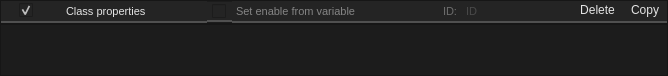
Before: the Qt Designer form src/smartprop_editor/property_frame.ui in dertwist/Hammer5Tools, drawn with Qt 5.
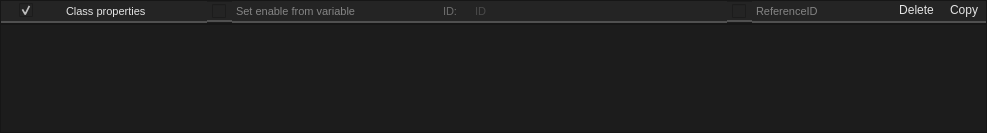
After: the same form once the commit is applied. Icons and pictures are not drawn.

Commit message: Reference bar

The edit to the form file:
```diff
--- a/src/smartprop_editor/property_frame.ui
+++ b/src/smartprop_editor/property_frame.ui
@@ -6,8 +6,8 @@
    <rect>
     <x>0</x>
     <y>0</y>
-    <width>668</width>
-    <height>76</height>
+    <width>987</width>
+    <height>133</height>
    </rect>
   </property>
   <property name="windowTitle">
@@ -661,6 +661,201 @@
         </property>
        </widget>
       </item>
+      <item>
+       <widget class="QToolButton" name="ReferenceID_Clear">
+        <property name="enabled">
+         <bool>true</bool>
+        </property>
+        <property name="focusPolicy">
+         <enum>Qt::FocusPolicy::NoFocus</enum>
+        </property>
+        <property name="styleSheet">
+         <string notr="true">QToolButton {
+    border: 2px solid black;
+    border-radius: 0px;
+    border-color: rgba(80, 80, 80, 255);
+border-left: None;
+border-top: None;
+border-right: None;
+    padding: 2px;
+    color: #E3E3E3;
+    background-color: #242424;
+height:16px;
+width:16px;
+}
+QToolButton:hover {
+    background-color: #414956;
+    color: white;
+}</string>
+        </property>
+        <property name="text">
+         <string/>
+        </property>
+        <property name="icon">
+         <iconset resource="../resources.qrc">
+          <normaloff>:/icons/cancel_16dp_9D9D9D_FILL0_wght400_GRAD0_opsz20.svg</normaloff>:/icons/cancel_16dp_9D9D9D_FILL0_wght400_GRAD0_opsz20.svg</iconset>
+        </property>
+        <property name="iconSize">
+         <size>
+          <width>24</width>
+          <height>24</height>
+         </size>
+        </property>
+       </widget>
+      </item>
+      <item>
+       <widget class="QCheckBox" name="Reference_Enable">
+        <property name="focusPolicy">
+         <enum>Qt::FocusPolicy::NoFocus</enum>
+        </property>
+        <property name="toolTip">
+         <string>&lt;html&gt;&lt;head/&gt;&lt;body&gt;&lt;p&gt;&lt;span style=&quot; font-weight:400;&quot;&gt;Enable set&lt;/span&gt;&lt;/p&gt;&lt;/body&gt;&lt;/html&gt;</string>
+        </property>
+        <property name="styleSheet">
+         <string notr="true">QCheckBox::indicator:checked {
+image: url(://icons/select_check_box_16dp_9D9D9D_FILL0_wght400_GRAD0_opsz20.svg);
+   
+	height:16px;
+	width:16px;
+}
+
+QCheckBox::indicator:unchecked {
+    image: url(://icons/check_box_outline_blank_16dp_9D9D9D_FILL0_wght400_GRAD0_opsz20.svg);
+	height:16px;
+	width:16px;
+}
+
+
+QCheckBox {
+    font: 580  8pt &quot;Segoe UI&quot;;
+    border: 2px solid black;
+    border-radius: 0px;
+    border-color: rgba(80, 80, 80, 255);
+    height:14px;
+    padding-top: 2px;
+    padding-bottom:2px;
+    color: #E3E3E3;
+    padding-left: 4px;
+background-color: #242424;
+}
+QCheckBox:hover {
+    background-color: #414956;
+    color: white;
+}
+QCheckBox{
+	padding-left:5px;
+	border-left: 0px solid black;
+border-right: 0px solid black;
+border-top: 0px solid black;
+}</string>
+        </property>
+        <property name="text">
+         <string/>
+        </property>
+        <property name="checked">
+         <bool>false</bool>
+        </property>
+        <property name="autoRepeat">
+         <bool>false</bool>
+        </property>
+        <property name="autoExclusive">
+         <bool>false</bool>
+        </property>
+        <property name="tristate">
+         <bool>false</bool>
+        </property>
+       </widget>
+      </item>
+      <item>
+       <widget class="QLineEdit" name="ReferenceID">
+        <property name="focusPolicy">
+         <enum>Qt::FocusPolicy::NoFocus</enum>
+        </property>
+        <property name="toolTip">
+         <string>&lt;html&gt;&lt;head/&gt;&lt;body&gt;&lt;p&gt;Variable name and display name&lt;/p&gt;&lt;/body&gt;&lt;/html&gt;</string>
+        </property>
+        <property name="styleSheet">
+         <string notr="true">QLineEdit {
+    font-size: 8pt;
+    font-family: &quot;Segoe UI&quot;;
+    border-top: 0px;
+    border-left: 0px;
+    border-right: 0px;
+    border-bottom: 2px solid rgba(80, 80, 80, 255);
+    border-radius: 0px;
+    padding: 2px;
+    color: #E3E3E3;
+    background-color: #242424;
+}
+
+QLineEdit:focus {
+    border-color: rgba(80, 80, 80, 255);
+}
+
+QLineEdit::selection {
+    background-color: #414956;
+    color: white;
+}</string>
+        </property>
+        <property name="inputMethodHints">
+         <set>Qt::InputMethodHint::ImhLatinOnly|Qt::InputMethodHint::ImhLowercaseOnly</set>
+        </property>
+        <property name="text">
+         <string/>
+        </property>
+        <property name="maxLength">
+         <number>32</number>
+        </property>
+        <property name="readOnly">
+         <bool>true</bool>
+        </property>
+        <property name="placeholderText">
+         <string>ReferenceID</string>
+        </property>
+       </widget>
+      </item>
+      <item>
+       <widget class="QToolButton" name="ReferenceID_Search">
+        <property name="enabled">
+         <bool>true</bool>
+        </property>
+        <property name="focusPolicy">
+         <enum>Qt::FocusPolicy::NoFocus</enum>
+        </property>
+        <property name="styleSheet">
+         <string notr="true">QToolButton {
+    border: 2px solid black;
+    border-radius: 0px;
+    border-color: rgba(80, 80, 80, 255);
+border-left: None;
+border-top: None;
+border-right: None;
+    padding: 2px;
+    color: #E3E3E3;
+    background-color: #242424;
+height:16px;
+width:16px;
+}
+QToolButton:hover {
+    background-color: #414956;
+    color: white;
+}</string>
+        </property>
+        <property name="text">
+         <string/>
+        </property>
+        <property name="icon">
+         <iconset resource="../resources.qrc">
+          <normaloff>:/icons/search_24dp_9D9D9D_FILL0_wght400_GRAD0_opsz24.svg</normaloff>:/icons/search_24dp_9D9D9D_FILL0_wght400_GRAD0_opsz24.svg</iconset>
+        </property>
+        <property name="iconSize">
+         <size>
+          <width>24</width>
+          <height>24</height>
+         </size>
+        </property>
+       </widget>
+      </item>
       <item>
        <widget class="QPushButton" name="delete_button">
         <property name="styleSheet">
```
The commit also changes 8 other files.
